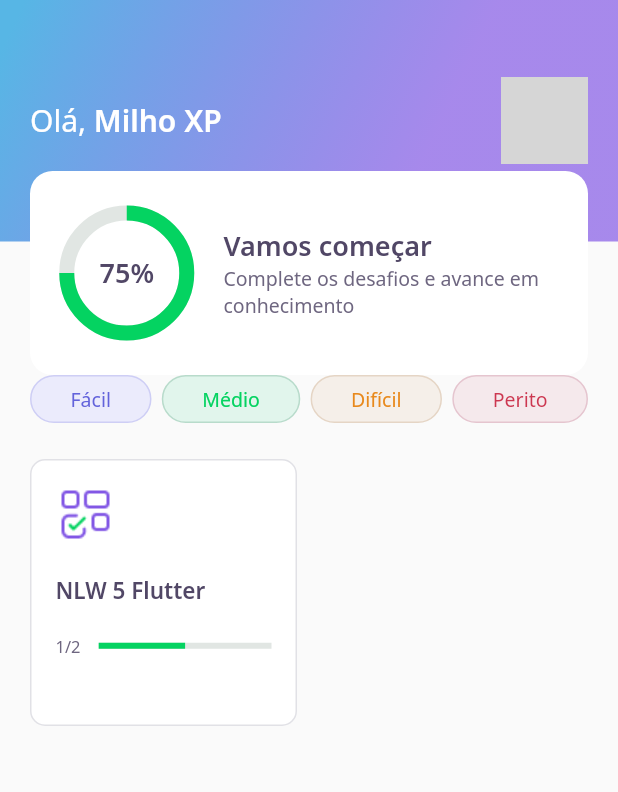
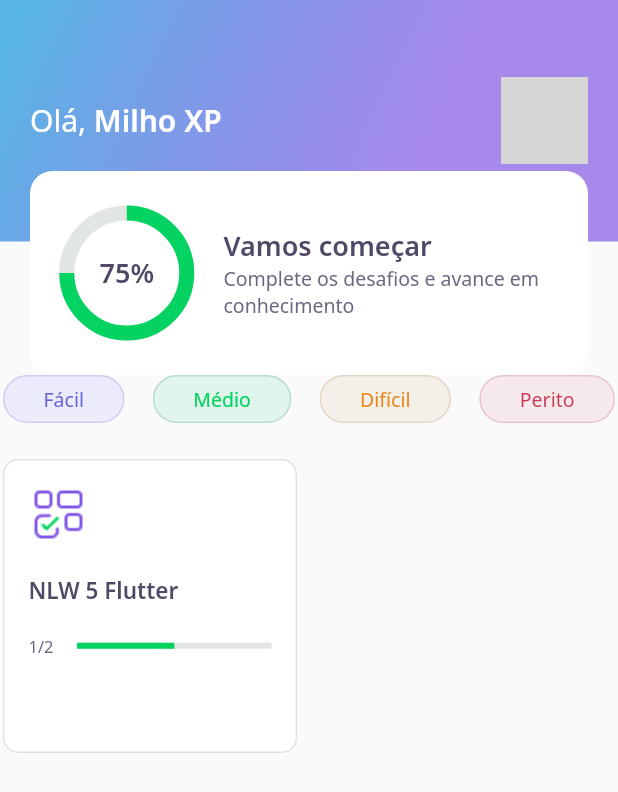
Before and after one commit to luizcarlosdev/dev_quiz, a Flutter app: the screen it shows after launch, on a phone screen of 412 x 824 dp. Shown: the top 792 px of the screen. Run offline on Flutter 3.47's test engine with Material 2 defaults, Android fonts, the phone set to English and light mode, and no system bars; our stand-ins replace google_fonts; accounts and stored records are empty; network calls fail; grey boxes are pictures that could not be loaded.

Commit message:
day05 - bugfix levels overflow
when tested on mobile, the level row overflowed. fixed

```diff
--- a/lib/home/home_page.dart
+++ b/lib/home/home_page.dart
@@ -37,7 +37,7 @@ class _HomePageState extends State<HomePage> {
           user: controller.user!,
         ),
         body: Padding(
-          padding: const EdgeInsets.symmetric(horizontal: 20.0),
+          padding: const EdgeInsets.symmetric(horizontal: 2.0),
           child: Column(
             children: [
               Row(
```
